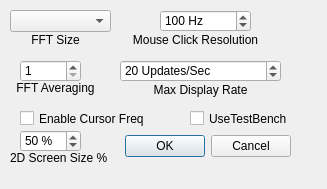
Qt form unixforms/displaydlg.ui (rafael2k/CuteSDR) before a commit.
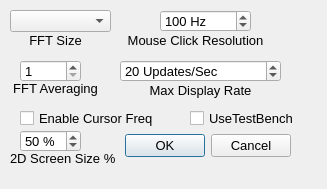
The same form after that commit.

```diff
--- a/unixforms/displaydlg.ui
+++ b/unixforms/displaydlg.ui
@@ -22,6 +22,11 @@
      <height>32</height>
     </rect>
    </property>
+   <property name="font">
+    <font>
+     <pointsize>10</pointsize>
+    </font>
+   </property>
    <property name="orientation">
     <enum>Qt::Horizontal</enum>
    </property>
@@ -48,6 +53,11 @@
      <height>20</height>
     </rect>
    </property>
+   <property name="font">
+    <font>
+     <pointsize>10</pointsize>
+    </font>
+   </property>
    <property name="text">
     <string>FFT Size</string>
    </property>
@@ -64,6 +74,11 @@
      <height>22</height>
     </rect>
    </property>
+   <property name="font">
+    <font>
+     <pointsize>10</pointsize>
+    </font>
+   </property>
    <property name="minimum">
     <number>1</number>
    </property>
@@ -77,6 +92,11 @@
      <height>16</height>
     </rect>
    </property>
+   <property name="font">
+    <font>
+     <pointsize>10</pointsize>
+    </font>
+   </property>
    <property name="text">
     <string>FFT Averaging</string>
    </property>
@@ -93,6 +113,11 @@
      <height>22</height>
     </rect>
    </property>
+   <property name="font">
+    <font>
+     <pointsize>10</pointsize>
+    </font>
+   </property>
    <property name="suffix">
     <string> Hz</string>
    </property>
@@ -118,6 +143,11 @@
      <height>20</height>
     </rect>
    </property>
+   <property name="font">
+    <font>
+     <pointsize>10</pointsize>
+    </font>
+   </property>
    <property name="text">
     <string>Mouse Click Resolution</string>
    </property>
@@ -134,6 +164,11 @@
      <height>22</height>
     </rect>
    </property>
+   <property name="font">
+    <font>
+     <pointsize>10</pointsize>
+    </font>
+   </property>
    <property name="suffix">
     <string> Updates/Sec</string>
    </property>
@@ -159,6 +194,11 @@
      <height>20</height>
     </rect>
    </property>
+   <property name="font">
+    <font>
+     <pointsize>10</pointsize>
+    </font>
+   </property>
    <property name="text">
     <string>Max Display Rate</string>
    </property>
@@ -175,6 +215,11 @@
      <height>17</height>
     </rect>
    </property>
+   <property name="font">
+    <font>
+     <pointsize>10</pointsize>
+    </font>
+   </property>
    <property name="text">
     <string>UseTestBench</string>
    </property>
@@ -188,6 +233,11 @@
      <height>22</height>
     </rect>
    </property>
+   <property name="font">
+    <font>
+     <pointsize>10</pointsize>
+    </font>
+   </property>
    <property name="suffix">
     <string> %</string>
    </property>
@@ -213,6 +263,11 @@
      <height>16</height>
     </rect>
    </property>
+   <property name="font">
+    <font>
+     <pointsize>10</pointsize>
+    </font>
+   </property>
    <property name="text">
     <string>2D Screen Size %</string>
    </property>
@@ -229,6 +284,11 @@
      <height>17</height>
     </rect>
    </property>
+   <property name="font">
+    <font>
+     <pointsize>10</pointsize>
+    </font>
+   </property>
    <property name="text">
     <string>Enable Cursor Freq</string>
    </property>
```
Left out of the diff: 5 changed lines with no effect on the pictures.
